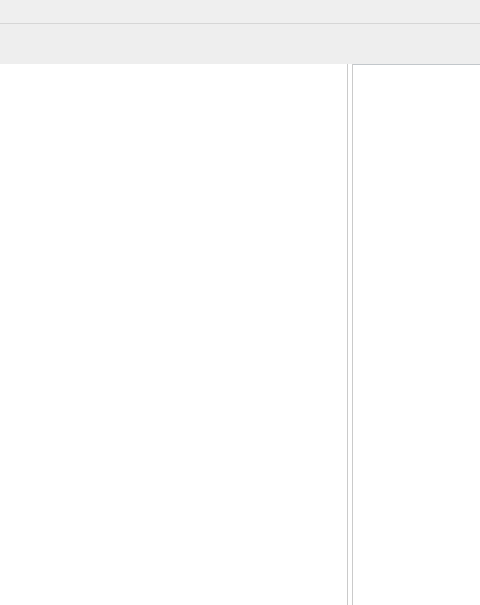
Qt form NBAdmin/MainWindow.ui (gitnitrosbase/QtAdmin) before a commit; both pictures show x 398 to 878 and y 0 to 605 of the 878 by 605 pixel window.
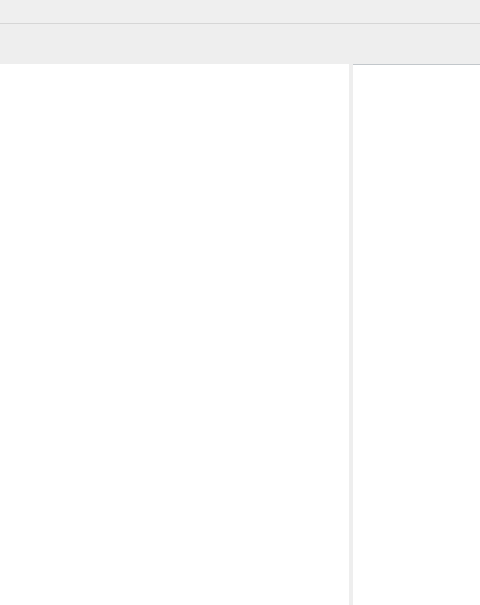
The same form after that commit. Icons and pictures are not drawn.

```diff
--- a/NBAdmin/MainWindow.ui
+++ b/NBAdmin/MainWindow.ui
@@ -271,17 +271,29 @@
       <property name="styleSheet">
        <string notr="true">QSplitter::handle
 {
-
-	border-right: 1px solid rgb(202, 202, 202);
-	border-left: 1px solid rgb(202, 202, 202);	
+	/*border-right: 1px solid rgb(202, 202, 202);
+	border-left: 1px solid rgb(202, 202, 202);*/	
+	background-color: #eee;
 }
 QScrollBar:vertical {
 	width: 6px;
     background: #fff;
 }
 QScrollBar::handle:vertical {
+	min-height: 20px;
     background: #ececec;
-}</string>
+	border-radius: 1px;
+}
+
+QScrollBar:horizontal  {
+	height: 6px;
+    background: #fff;
+}
+QScrollBar::handle:horizontal  {
+	min-width: 20px;
+	background: #ececec;
+	border-radius: 1px;
+} </string>
       </property>
       <property name="orientation">
        <enum>Qt::Horizontal</enum>
@@ -301,6 +313,7 @@
        </property>
        <property name="font">
         <font>
+         <family>Segoe UI</family>
          <pointsize>12</pointsize>
         </font>
        </property>
```
Left out of the diff: 2 changed lines with no effect on the pictures.
